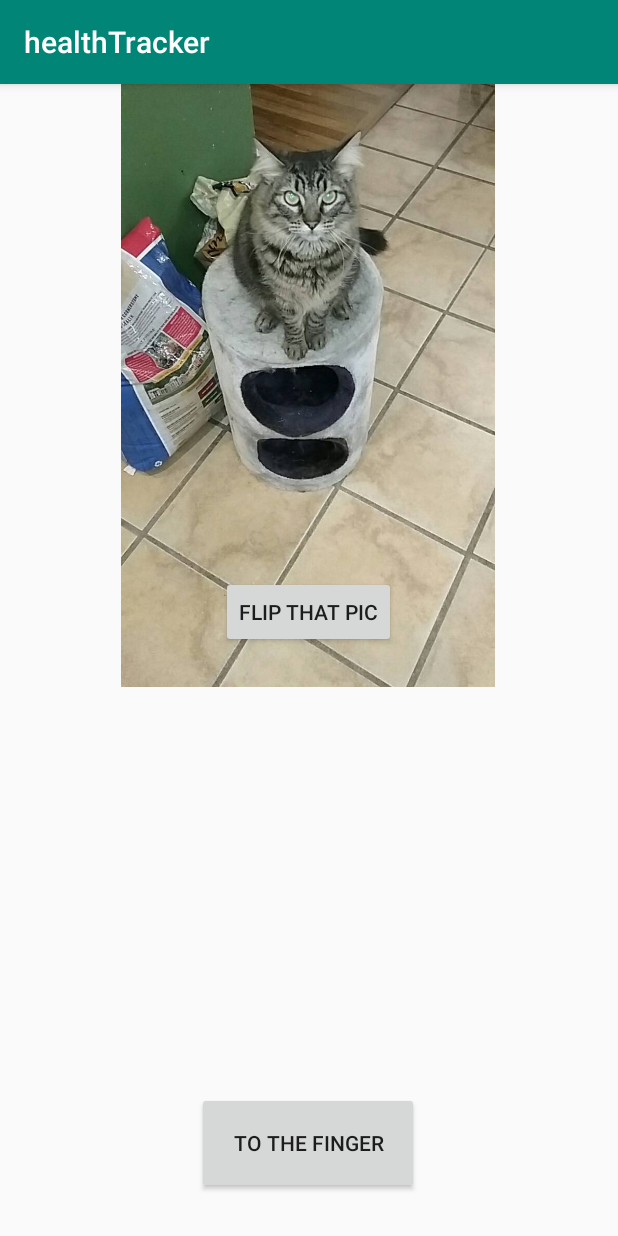
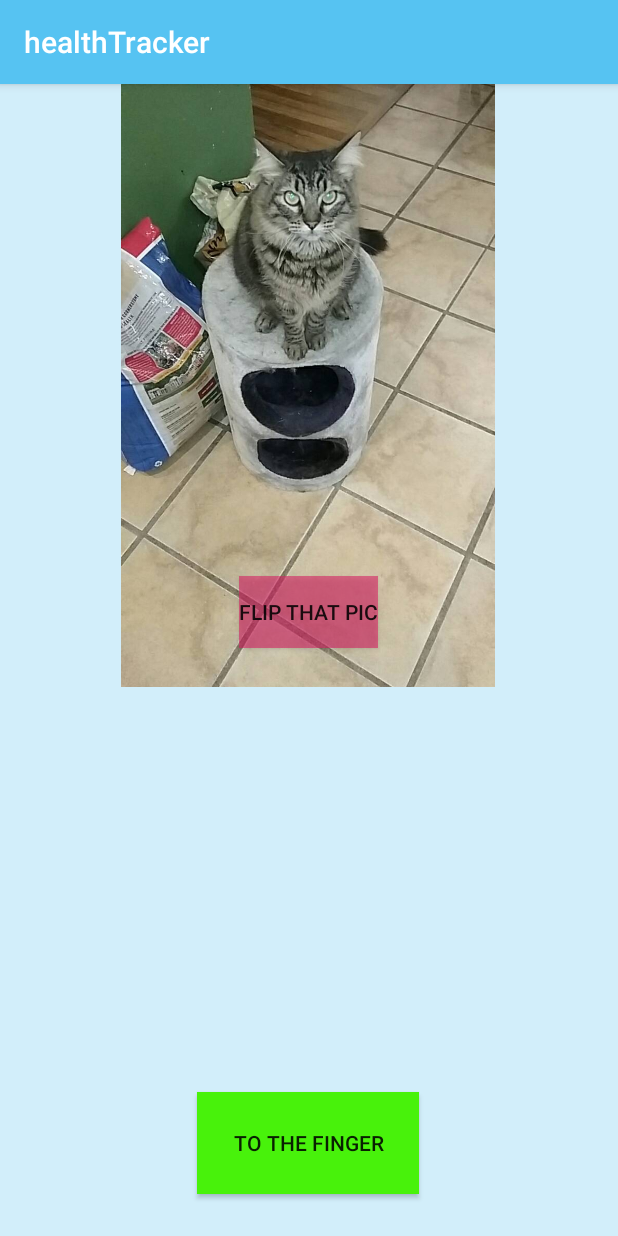
Before and after one commit to Tw1stedRain/healthtracker, an Android app: the screen it shows after launch (MainActivity), on a phone screen of 412 x 824 dp. Run offline under Robolectric (Android 15) with nearby library versions, the phone set to English and light mode, and no system bars.

Commit message:
added some style. updated readme

```diff
--- a/app/src/main/res/layout/activity_finger.xml
+++ b/app/src/main/res/layout/activity_finger.xml
@@ -4,6 +4,7 @@
     xmlns:tools="http://schemas.android.com/tools"
     android:layout_width="match_parent"
     android:layout_height="match_parent"
+    android:background="@color/background"
     tools:context=".Finger">
 
     <TextView
@@ -24,6 +25,7 @@
         android:layout_marginStart="8dp"
         android:layout_marginTop="264dp"
         android:layout_marginEnd="8dp"
+        android:background="@color/btnColor"
         android:text="@string/finger"
         app:layout_constraintEnd_toEndOf="parent"
         app:layout_constraintStart_toStartOf="parent"
--- a/app/src/main/res/layout/activity_main.xml
+++ b/app/src/main/res/layout/activity_main.xml
@@ -4,6 +4,8 @@
     xmlns:tools="http://schemas.android.com/tools"
     android:layout_width="match_parent"
     android:layout_height="match_parent"
+    android:background="@color/background"
+
     tools:context=".MainActivity">
 
     <ImageView
@@ -12,6 +14,7 @@
         android:layout_height="402dp"
         android:layout_marginStart="8dp"
         android:layout_marginEnd="8dp"
+        android:contentDescription="@string/sliderDescription"
         app:layout_constraintEnd_toEndOf="parent"
         app:layout_constraintHorizontal_bias="0.495"
         app:layout_constraintStart_toStartOf="parent"
@@ -22,6 +25,7 @@
         android:id="@+id/button"
         android:layout_width="wrap_content"
         android:layout_height="wrap_content"
+        android:background="@color/colorAccent"
         android:onClick="onButtonClick"
         android:text="@string/slider"
         app:layout_constraintBottom_toBottomOf="@+id/slider"
@@ -37,6 +41,7 @@
         android:layout_marginStart="8dp"
         android:layout_marginEnd="8dp"
         android:layout_marginBottom="28dp"
+        android:background="@color/btnColor"
         android:onClick="newPage"
         android:text="@string/intent"
         app:layout_constraintBottom_toBottomOf="parent"
--- a/app/src/main/res/values/colors.xml
+++ b/app/src/main/res/values/colors.xml
@@ -1,6 +1,8 @@
 <?xml version="1.0" encoding="utf-8"?>
 <resources>
-    <color name="colorPrimary">#008577</color>
+    <color name="colorPrimary">#56C3F2</color>
     <color name="colorPrimaryDark">#00574B</color>
-    <color name="colorAccent">#D81B60</color>
+    <color name="colorAccent">#8FD81B60</color>
+    <color name="background">#D2EEFA</color>
+    <color name="btnColor">#48F20B</color>
 </resources>
--- a/app/src/main/res/values/strings.xml
+++ b/app/src/main/res/values/strings.xml
@@ -4,4 +4,6 @@
     <string name="slider">Flip that Pic</string>
     <string name="intent">To the Finger</string>
     <string name="count">Click Count: 0</string>
+    <string name="sliderDescription">Slider of cats</string>
+
 </resources>
--- a/app/src/main/res/values/styles.xml
+++ b/app/src/main/res/values/styles.xml
@@ -6,6 +6,7 @@
         <item name="colorPrimary">@color/colorPrimary</item>
         <item name="colorPrimaryDark">@color/colorPrimaryDark</item>
         <item name="colorAccent">@color/colorAccent</item>
+        <item name="background">@color/background</item>
     </style>
 
 </resources>
```
Also changed, not shown: 5 other files.
